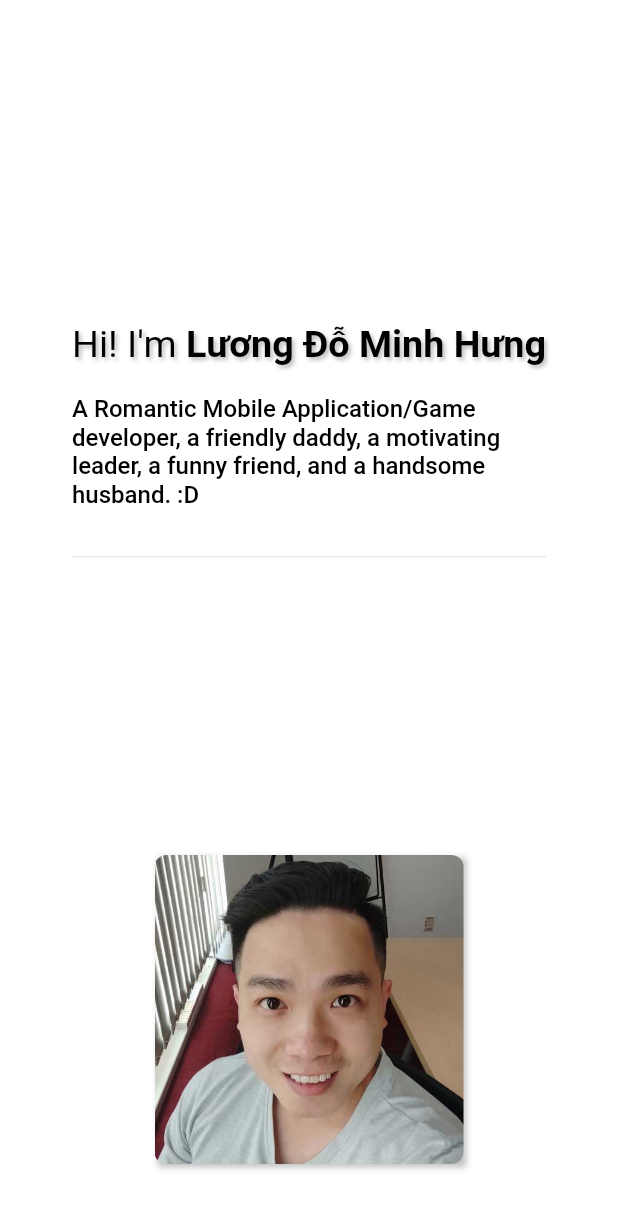
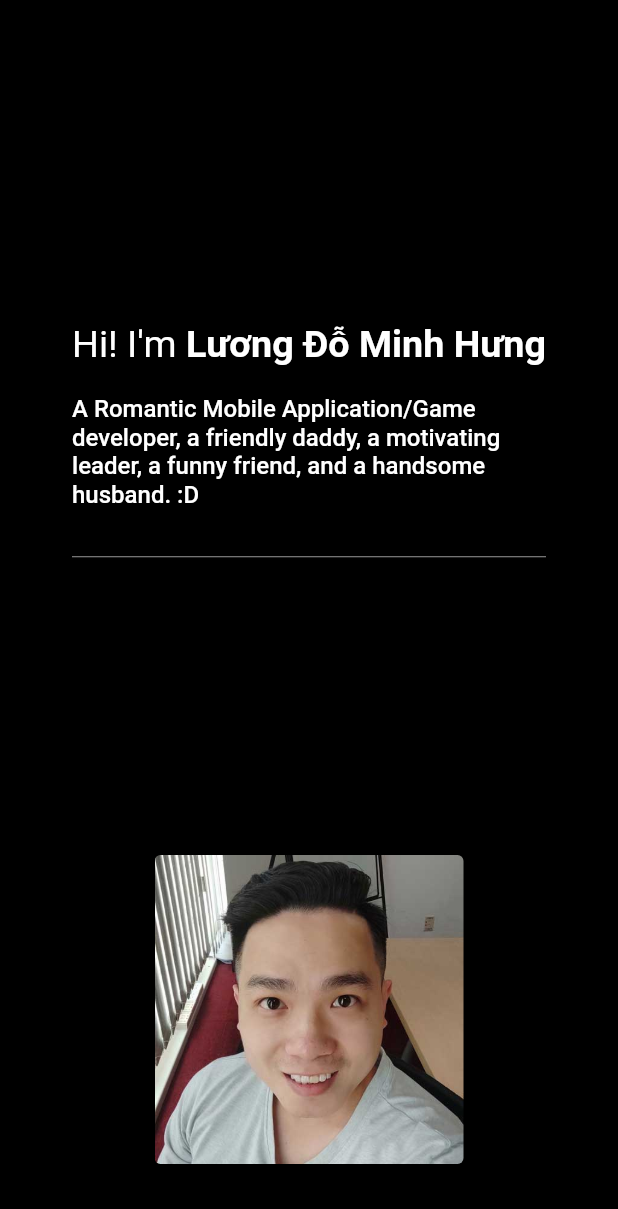
Before and after one commit to minhhung2556/minhhung2556.github.io, a Flutter app: the screen it shows after launch, on a phone screen of 412 x 824 dp. Shown: the top 1209 px of the screen. Run offline on Flutter 3.47's test engine with Material 2 defaults, Android fonts, the phone set to English and light mode, and no system bars; missing offline and left inert: dart:html.

Commit message:
update layout

```diff
--- a/lib/common/res.dart
+++ b/lib/common/res.dart
@@ -2,10 +2,10 @@ import 'package:flutter/material.dart';
 
 const kScreenPadding = 24.0;
 const kItemPadding = 16.0;
-const kBorderRadius = 8.0;
+const kBorderRadius = 4.0;
+final kBorder = BorderRadius.circular(kBorderRadius);
 const kIconSize = 32.0;
 const kItemColor = const Color(0x08ffffff);
-final kColorTween12 = ColorTween(begin: Colors.white, end: Colors.black);
 const kSocialIconSize = 30.0;
 const kAccentColor = Colors.cyan;
 const kCardColor = const Color(0xff111111);
--- a/lib/home.dart
+++ b/lib/home.dart
@@ -142,7 +142,7 @@ class _MyHomePageState extends State<MyHomePage> with TickerProviderStateMixin {
               elevation: 0.0,
               margin: const EdgeInsets.all(kScreenPadding),
               shape: RoundedRectangleBorder(
-                borderRadius: BorderRadius.circular(kBorderRadius),
+                borderRadius: kBorder,
               ),
               child: Center(
                 child: Padding(
@@ -290,7 +290,7 @@ class _MyHomePageState extends State<MyHomePage> with TickerProviderStateMixin {
                 elevation: 0.0,
                 margin: const EdgeInsets.all(kScreenPadding),
                 shape: RoundedRectangleBorder(
-                  borderRadius: BorderRadius.circular(kBorderRadius),
+                  borderRadius: kBorder,
                 ),
                 child: Row(
                   crossAxisAlignment: CrossAxisAlignment.start,
@@ -391,15 +391,12 @@ class _MyHomePageState extends State<MyHomePage> with TickerProviderStateMixin {
               FittedBox(
                 child: RichText(
                   text: TextSpan(
-                    style: TextStyle(
-                      shadows: [kBoxShadow],
-                    ),
                     children: [
                       TextSpan(
                         text: "Hi! I'm ",
                         style: TextStyle(
                           fontSize: 30,
-                          color: kDarkestColor,
+                          color: kLightestColor,
                         ),
                       ),
                       TextSpan(
@@ -407,7 +404,7 @@ class _MyHomePageState extends State<MyHomePage> with TickerProviderStateMixin {
                         style: TextStyle(
                           fontWeight: FontWeight.bold,
                           fontSize: 30,
-                          color: kDarkestColor,
+                          color: kLightestColor,
                         ),
                       ),
                     ],
@@ -419,11 +416,13 @@ class _MyHomePageState extends State<MyHomePage> with TickerProviderStateMixin {
                 style: TextStyle(
                   fontWeight: FontWeight.w500,
                   fontSize: 16,
-                  color: kDarkestColor,
+                  color: kLightestColor,
                 ),
               ),
               const SizedBox(height: kScreenPadding),
-              Divider(),
+              Divider(
+                color: Colors.white60,
+              ),
             ],
           ),
         ),
@@ -433,7 +432,7 @@ class _MyHomePageState extends State<MyHomePage> with TickerProviderStateMixin {
         offset: Offset(dx, 0),
         child: ShadowWidget(
           child: ClipRRect(
-            borderRadius: BorderRadius.circular(kBorderRadius),
+            borderRadius: kBorder,
             child: Opacity(
               opacity: max(0.0, 1 - _page1Value * 2),
               child: Container(
@@ -456,7 +455,7 @@ class _MyHomePageState extends State<MyHomePage> with TickerProviderStateMixin {
         height: _screenH,
         child: Center(
           child: Container(
-            color: kColorTween12.transform(min(1.0, _page1Value * 3)),
+            color: kDarkestColor,
             padding: EdgeInsets.all(kScreenPadding * 2),
             child: _isPortrait
                 ? Column(
@@ -494,7 +493,7 @@ class _MyHomePageState extends State<MyHomePage> with TickerProviderStateMixin {
                 child: Card(
                   color: kCardColor,
                   shape: RoundedRectangleBorder(
-                    borderRadius: BorderRadius.circular(kBorderRadius),
+                    borderRadius: kBorder,
                   ),
                   child: Padding(
                     padding: const EdgeInsets.all(kScreenPadding),
@@ -631,7 +630,7 @@ class _MyHomePageState extends State<MyHomePage> with TickerProviderStateMixin {
         decoration: ShapeDecoration(
           color: kItemColor,
           shape: RoundedRectangleBorder(
-            borderRadius: BorderRadius.circular(kBorderRadius),
+            borderRadius: kBorder,
             side: BorderSide(
               color: Colors.white10,
               width: 2,
@@ -703,17 +702,7 @@ class _MyHomePageState extends State<MyHomePage> with TickerProviderStateMixin {
           color: kDarkestColor,
           height: _screenH,
           width: _screenW,
-          child: Stack(
-            fit: StackFit.expand,
-            children: [
-              Align(
-                alignment: Alignment.topCenter,
-                child: Container(
-                  height: _screenH / 2,
-                  color: kLightestColor,
-                ),
-              ),
-              Column(
+          child: Column(
             mainAxisAlignment: MainAxisAlignment.center,
             children: [
               Text(
@@ -721,7 +710,7 @@ class _MyHomePageState extends State<MyHomePage> with TickerProviderStateMixin {
                 style: TextStyle(
                   fontWeight: FontWeight.w400,
                   fontSize: 32,
-                      color: kDarkestColor,
+                  color: kLightestColor,
                 ),
               ),
               const SizedBox(height: kScreenPadding),
@@ -735,12 +724,10 @@ class _MyHomePageState extends State<MyHomePage> with TickerProviderStateMixin {
                     padding: EdgeInsets.only(
                         left: index == 0 ? kItemPadding : 0,
                         right: kItemPadding),
-                        child: _buildPage4Item(itemW - kItemPadding, itemH,
-                            index, kWorksData[index]),
+                    child: _buildPage4Item(
+                        itemW - kItemPadding, itemH, index, kWorksData[index]),
                   ),
                 ),
-                  ),
-                ],
               ),
             ],
           ),
```
Lines whose indentation alone changed are shown as unchanged.
